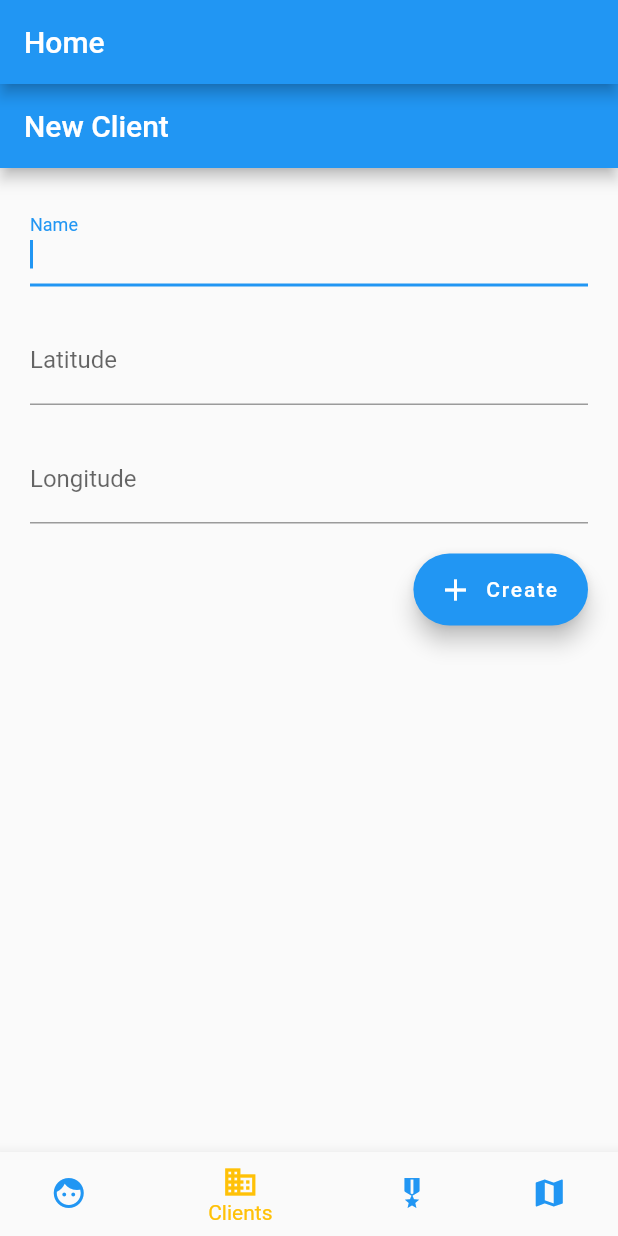
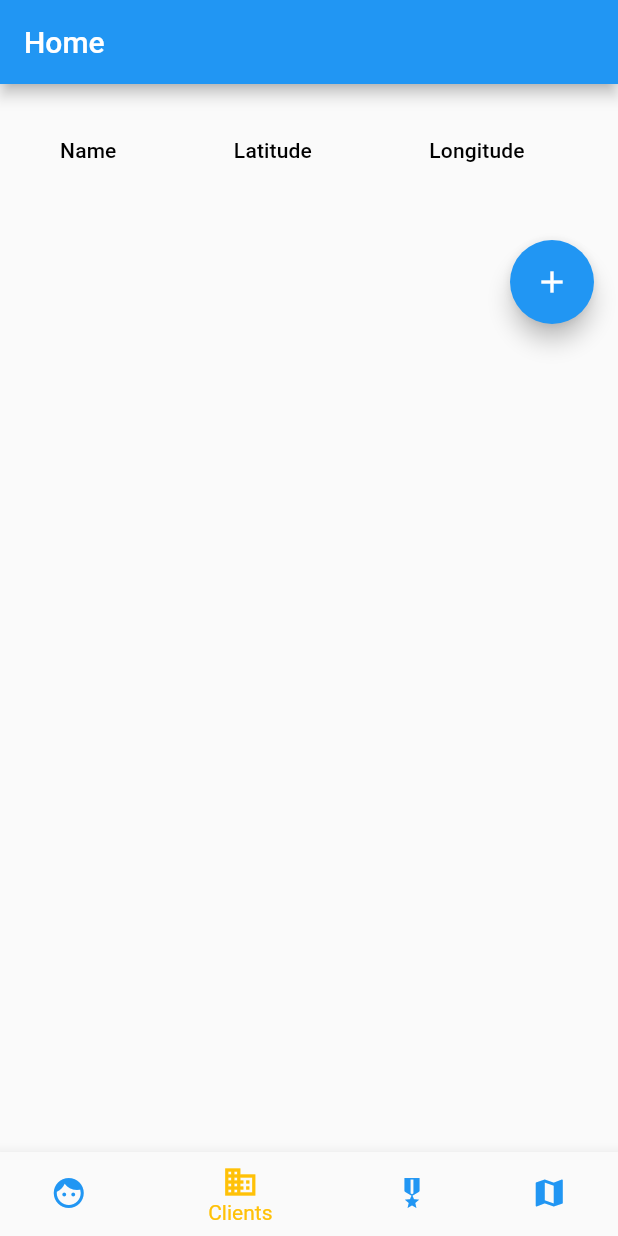
Before and after one commit to GaetanRdn/where_my_coworkers, a Flutter app: the screen it shows after launch, swiped to page 2, on a phone screen of 412 x 824 dp. Run offline on Flutter 3.47's test engine with Material 2 defaults, Android fonts, the phone set to English and light mode, and no system bars; our stand-ins replace flutter_map, latlong2; missing offline and left inert: localstore; statements that could not run were skipped.

Commit message:
feature(ClientsPage): create
Closes #12

```diff
--- a/lib/client_form.dart
+++ b/lib/client_form.dart
@@ -3,9 +3,9 @@ import 'package:easymakers_tracker/client_storage.dart';
 import 'package:flutter/material.dart';
 
 class ClientFormPage extends StatefulWidget {
-  const ClientFormPage({Key? key, required this.storage}) : super(key: key);
+  ClientFormPage({Key? key}) : super(key: key);
 
-  final ClientStorage storage;
+  final ClientStorage storage = ClientStorage();
 
   @override
   State<ClientFormPage> createState() => _ClientFormPageState();
@@ -27,6 +27,8 @@ class _ClientFormPageState extends State<ClientFormPage> {
       );
 
       ScaffoldMessenger.of(context).showSnackBar(snackBar);
+
+      Navigator.pop(context);
     });
   }
 
--- /dev/null
+++ b/lib/clients_page.dart
@@ -0,0 +1,77 @@
+import 'package:easymakers_tracker/client.dart';
+import 'package:easymakers_tracker/client_form.dart';
+import 'package:easymakers_tracker/client_storage.dart';
+import 'package:flutter/material.dart';
+
+class ClientsPage extends StatefulWidget {
+  const ClientsPage({Key? key}) : super(key: key);
+
+  @override
+  State<StatefulWidget> createState() => _EasymakersPage();
+}
+
+class _EasymakersPage extends State<ClientsPage> {
+  final ClientStorage storage = ClientStorage();
+  Future<List<Client>> _clients = Future.value([]);
+
+  @override
+  void initState() {
+    super.initState();
+    loadClients();
+  }
+
+  void loadClients() {
+    setState(() {
+      _clients = storage.getAll();
+    });
+  }
+
+  List<DataRow> getRows(List<Client> clients) {
+    return clients.map((e) {
+      return DataRow(
+        cells: <DataCell>[
+          DataCell(Text(e.name)),
+          DataCell(Text(e.latitude.toString())),
+          DataCell(Text(e.longitude.toString())),
+        ],
+      );
+    }).toList();
+  }
+
+  @override
+  Widget build(BuildContext context) {
+    return ListView(children: [
+      Column(
+        mainAxisAlignment: MainAxisAlignment.spaceBetween,
+        crossAxisAlignment: CrossAxisAlignment.stretch,
+        children: [
+          Padding(
+              padding: const EdgeInsets.all(16),
+              child: FutureBuilder(
+                  future: _clients,
+                  builder: (BuildContext context,
+                      AsyncSnapshot<List<Client>> snapshot) {
+                    return DataTable(columns: const <DataColumn>[
+                      DataColumn(label: Text('Name')),
+                      DataColumn(label: Text('Latitude')),
+                      DataColumn(label: Text('Longitude'))
+                    ], rows: getRows(snapshot.data ?? []));
+                  })),
+          Padding(
+              padding: const EdgeInsets.all(16),
+              child: Align(
+                  alignment: Alignment.bottomRight,
+                  child: FloatingActionButton(
+                      onPressed: () {
+                        Navigator.push(
+                          context,
+                          MaterialPageRoute(
+                              builder: (context) => ClientFormPage()),
+                        ).then((value) => loadClients());
+                      },
+                      child: const Icon(Icons.add)))),
+        ],
+      )
+    ]);
+  }
+}
--- a/lib/home_page.dart
+++ b/lib/home_page.dart
@@ -1,5 +1,5 @@
-import 'package:easymakers_tracker/client_form.dart';
 import 'package:easymakers_tracker/client_storage.dart';
+import 'package:easymakers_tracker/clients_page.dart';
 import 'package:easymakers_tracker/easymaker_storage.dart';
 import 'package:easymakers_tracker/easymakers_page.dart';
 import 'package:easymakers_tracker/map_page.dart';
@@ -45,7 +45,7 @@ class _HomePageState extends State<HomePage> {
         controller: _pageController,
         children: [
           const EasymakersPage(),
-          ClientFormPage(storage: ClientStorage()),
+          const ClientsPage(),
           MissionFormPage(
             easymakerStorage: EasymakerStorage(),
             clientStorage: ClientStorage(),
```
Also changed, not shown: 2 other files.
